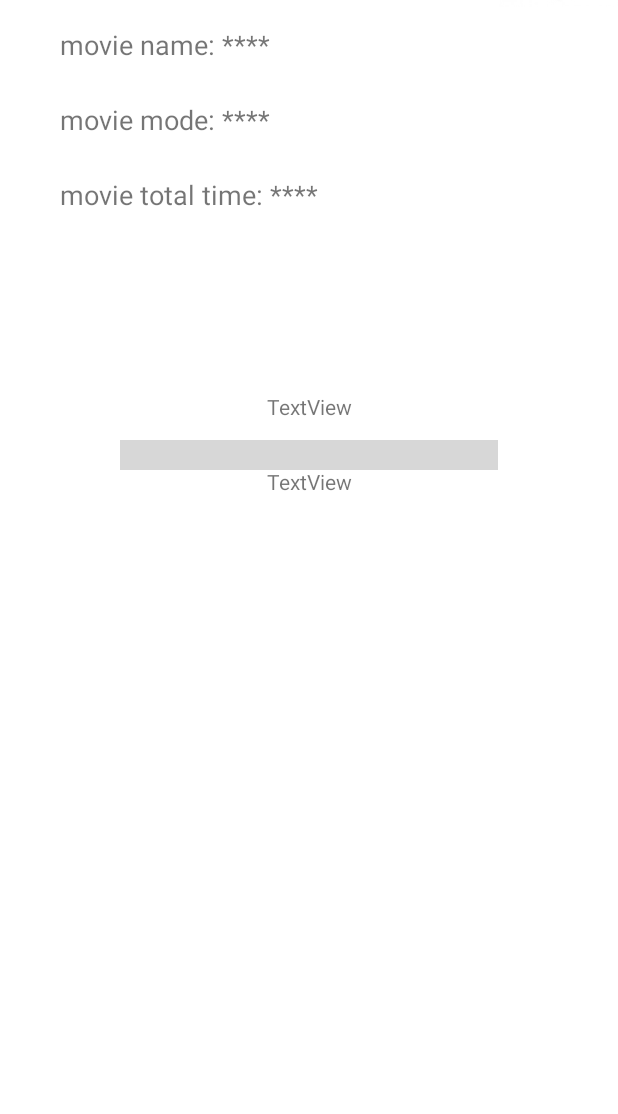
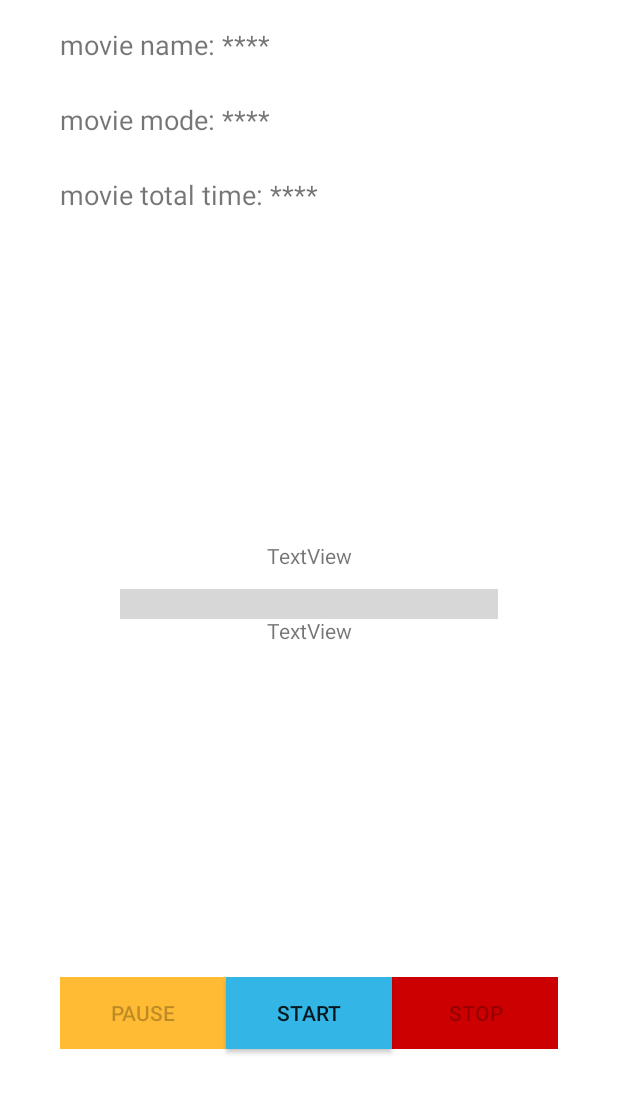
Before and after one commit to qasemSa/movie_time_project, an Android app: the screen it shows after launch (AndroidMobilePushApp), on a phone screen of 412 x 824 dp, the part 113-1227 px from its top. Run offline under Robolectric (Android 15) with nearby library versions, the light colour scheme and no system bars; libraries missing offline, so code that uses them is left out: com.amazonaws, com.amazonaws.auth, com.amazonaws.http, com.amazonaws.regions, com.amazonaws.services and 1 more; 2 statements that could not run were skipped.

Commit message:
added playpause start stop button

```diff
--- a/let-s-watch-a-movie-master/app/src/main/res/layout/activity_main.xml
+++ b/let-s-watch-a-movie-master/app/src/main/res/layout/activity_main.xml
@@ -105,6 +105,7 @@
                     android:layout_width="match_parent"
                     android:layout_height="wrap_content"
                     android:layout_centerInParent="true" />
+
                 <TextView
                     android:id="@+id/textView2"
                     android:layout_width="match_parent"
@@ -114,13 +115,39 @@
                     android:text="TextView" />
 
             </RelativeLayout>
-
             <LinearLayout
                 android:layout_width="match_parent"
-                android:layout_height="match_parent"
-                android:layout_weight="1"
-                android:orientation="vertical"></LinearLayout>
+                android:layout_height="97dp"
+                android:layout_below="@+id/textView2"
+                android:orientation="horizontal">
 
+                <Button
+                    android:id="@+id/buttonPlayPause"
+                    android:layout_width="wrap_content"
+                    android:layout_height="wrap_content"
+                    android:layout_weight="1"
+                    android:background="@android:color/holo_orange_light"
+                    android:enabled="false"
+                    android:text="Pause" />
+
+                <Button
+                    android:id="@+id/buttonStart"
+                    android:layout_width="wrap_content"
+                    android:layout_height="wrap_content"
+                    android:layout_weight="1"
+                    android:background="@android:color/holo_blue_light"
+                    android:enabled="true"
+                    android:text="Start" />
+
+                <Button
+                    android:id="@+id/buttonStop"
+                    android:layout_width="wrap_content"
+                    android:layout_height="wrap_content"
+                    android:layout_weight="1"
+                    android:background="@android:color/holo_red_dark"
+                    android:enabled="false"
+                    android:text="Stop" />
+            </LinearLayout>
         </LinearLayout>
 
     </LinearLayout>
```
Also changed, not shown: let-s-watch-a-movie-master/app/src/main/java/com/aws/bakero/app/AndroidMobilePushApp.java (+67 -5 lines).
